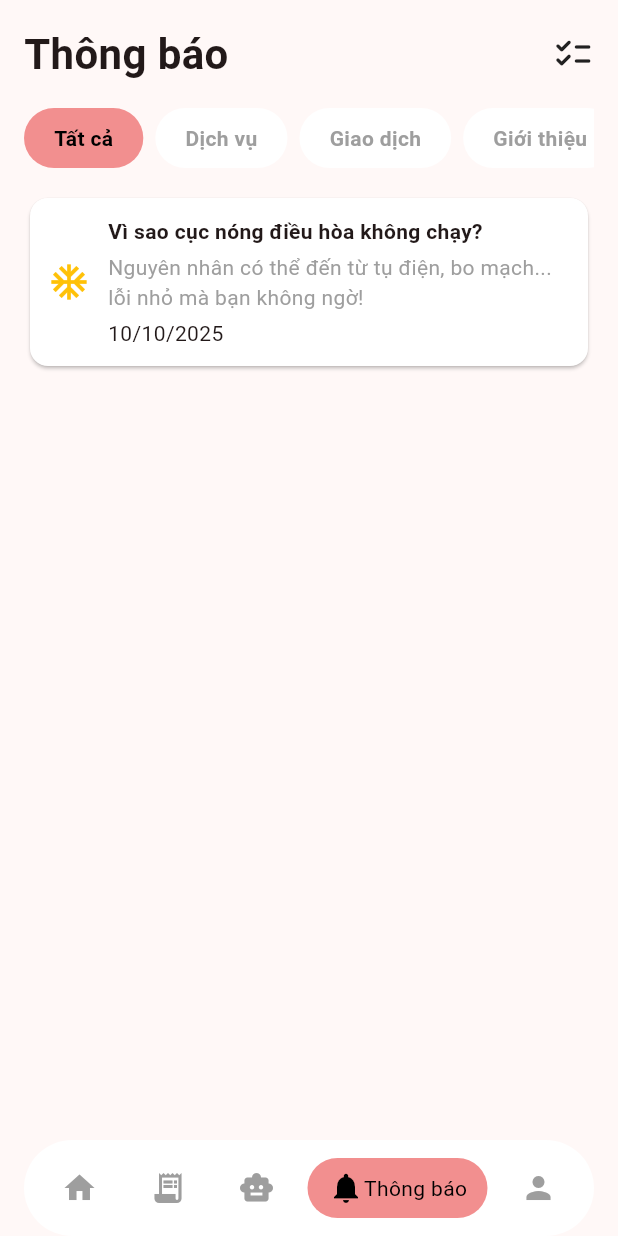
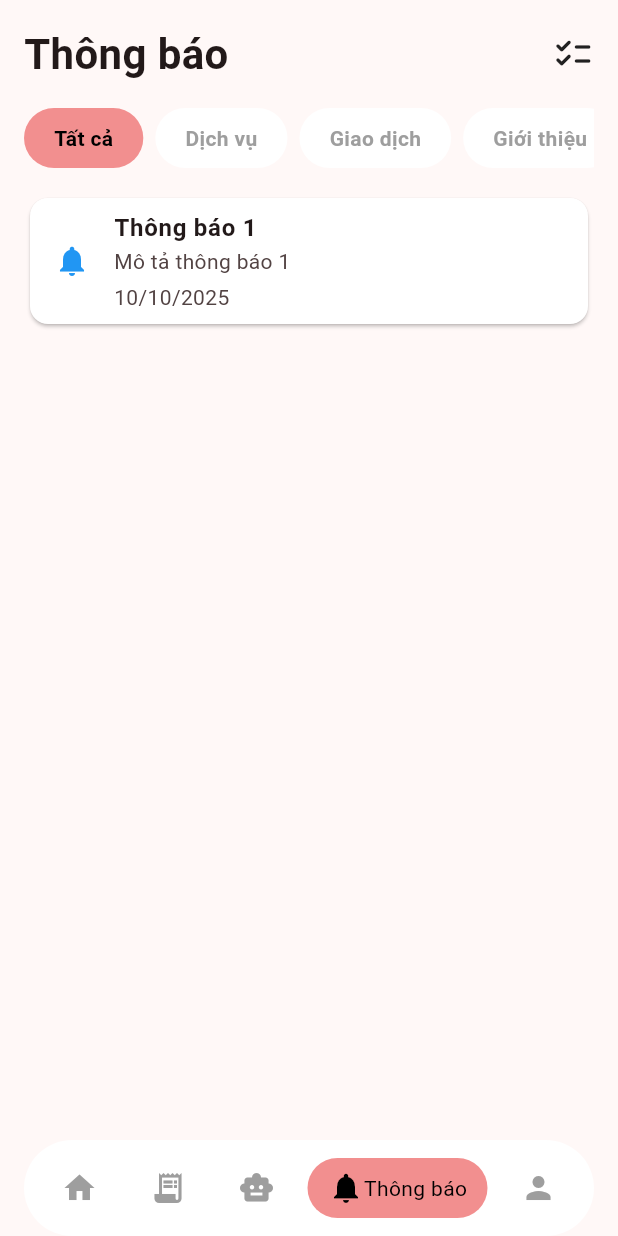
Before and after one commit to HieuNT-2001/su_kien_tot, a Flutter app: the NotificationPage screen opened by its route, after a tap on "Tất cả", on a phone screen of 412 x 824 dp. Run offline on Flutter 3.47's test engine with Material 3 defaults, Android fonts, the phone set to English and light mode, and no system bars; drawn by our look-alikes of skeletonizer; our stand-ins replace country_code_picker, go_router.

Commit message:
Refactor activity, notification, payment, and transaction pages to use Skeletonizer for loading states and remove DataCard widget

```diff
--- a/lib/pages/activity/activity_page.dart
+++ b/lib/pages/activity/activity_page.dart
@@ -1,6 +1,6 @@
 import 'package:flutter/material.dart';
+import 'package:skeletonizer/skeletonizer.dart';
 import 'package:su_kien_tot/models/tab_item.dart';
-import 'package:su_kien_tot/widgets/data_card.dart';
 import 'package:su_kien_tot/widgets/custom_tab_bar.dart';
 import 'package:su_kien_tot/widgets/empty_item.dart';
 
@@ -41,16 +41,29 @@ class _ActivityPageState extends State<ActivityPage> {
     int length = _isLoading ? 4 : _activities.length;
     if (length == 0) return const EmptyItem(title: 'Chưa có hoạt động');
 
-    return Column(
-      children: List.generate(length, (index) {
-        return DataCard(
-          isLoading: _isLoading,
-          title: 'Vì sao cục nóng điều hòa không chạy?',
-          content:
-              'Nguyên nhân có thể đến từ tụ điện, bo mạch... lỗi nhỏ mà bạn không ngờ!',
-          timestamp: '10/10/2025',
-        );
-      }),
+    return Skeletonizer(
+      enabled: _isLoading,
+      child: Column(
+        children: List.generate(length, (index) {
+          return Card(
+            color: Colors.white,
+            child: ListTile(
+              title: Text(
+                'Hoạt động ${index + 1}',
+                style: const TextStyle(fontWeight: FontWeight.bold),
+              ),
+              subtitle: Column(
+                crossAxisAlignment: CrossAxisAlignment.start,
+                children: [
+                  Text('Mô tả hoạt động ${index + 1}'),
+                  const SizedBox(height: 4),
+                  const Text('10/10/2025'),
+                ],
+              ),
+            ),
+          );
+        }),
+      ),
     );
   }
 
--- a/lib/pages/notification/notification_page.dart
+++ b/lib/pages/notification/notification_page.dart
@@ -1,6 +1,6 @@
 import 'package:flutter/material.dart';
+import 'package:skeletonizer/skeletonizer.dart';
 import 'package:su_kien_tot/models/tab_item.dart';
-import 'package:su_kien_tot/widgets/data_card.dart';
 import 'package:su_kien_tot/widgets/custom_tab_bar.dart';
 import 'package:su_kien_tot/widgets/empty_item.dart';
 
@@ -40,17 +40,30 @@ class _NotificationPageState extends State<NotificationPage> {
     int length = _isLoading ? 4 : _notifications.length;
     if (length == 0) return const EmptyItem(title: 'Chưa có thông báo');
 
-    return Column(
-      children: List.generate(length, (index) {
-        return DataCard(
-          isLoading: _isLoading,
-          icon: Icons.ac_unit,
-          title: 'Vì sao cục nóng điều hòa không chạy?',
-          content:
-              'Nguyên nhân có thể đến từ tụ điện, bo mạch... lỗi nhỏ mà bạn không ngờ!',
-          timestamp: '10/10/2025',
-        );
-      }),
+    return Skeletonizer(
+      enabled: _isLoading,
+      child: Column(
+        children: List.generate(length, (index) {
+          return Card(
+            color: Colors.white,
+            child: ListTile(
+              leading: const Icon(Icons.notifications, color: Colors.blue),
+              title: Text(
+                'Thông báo ${index + 1}',
+                style: const TextStyle(fontWeight: FontWeight.bold),
+              ),
+              subtitle: Column(
+                crossAxisAlignment: CrossAxisAlignment.start,
+                children: [
+                  Text('Mô tả thông báo ${index + 1}'),
+                  const SizedBox(height: 4),
+                  const Text('10/10/2025'),
+                ],
+              ),
+            ),
+          );
+        }),
+      ),
     );
   }
 
--- a/lib/widgets/data_card.dart
+++ /dev/null
@@ -1,58 +0,0 @@
-import 'package:flutter/material.dart';
-import 'package:skeletonizer/skeletonizer.dart';
-
-class DataCard extends StatelessWidget {
-  final IconData? icon;
-  final String title;
-  final String content;
-  final String? extra;
-  final String? timestamp;
-  final bool isLoading;
-
-  const DataCard({
-    super.key,
-    this.icon,
-    required this.title,
-    required this.content,
-    this.timestamp,
-    this.isLoading = false,
-    this.extra,
-  });
-
-  @override
-  Widget build(BuildContext context) {
-    return Skeletonizer(
-      enabled: isLoading,
-      child: Card(
-        color: Colors.white,
-        child: Padding(
-          padding: const EdgeInsets.all(12),
-          child: Row(
-            crossAxisAlignment: CrossAxisAlignment.center,
-            children: [
-              if (icon != null) Icon(icon, color: Colors.amber, size: 28),
-              const SizedBox(width: 12),
-              Expanded(
-                child: Column(
-                  crossAxisAlignment: CrossAxisAlignment.start,
-                  children: [
-                    Text(
-                      title,
-                      style: const TextStyle(fontWeight: FontWeight.bold),
-                    ),
-                    const SizedBox(height: 4),
-                    Text(content, style: const TextStyle(color: Colors.grey)),
-                    const SizedBox(height: 4),
-                    if (timestamp != null) Text(timestamp!),
-                  ],
-                ),
-              ),
-              const SizedBox(width: 12),
-              if (extra != null) ...[Text(extra!)],
-            ],
-          ),
-        ),
-      ),
-    );
-  }
-}
```
Also changed, not shown: lib/pages/payment/payment_page.dart (+25 -11 lines), lib/pages/transaction_history/transaction_page.dart (+28 -11 lines).
